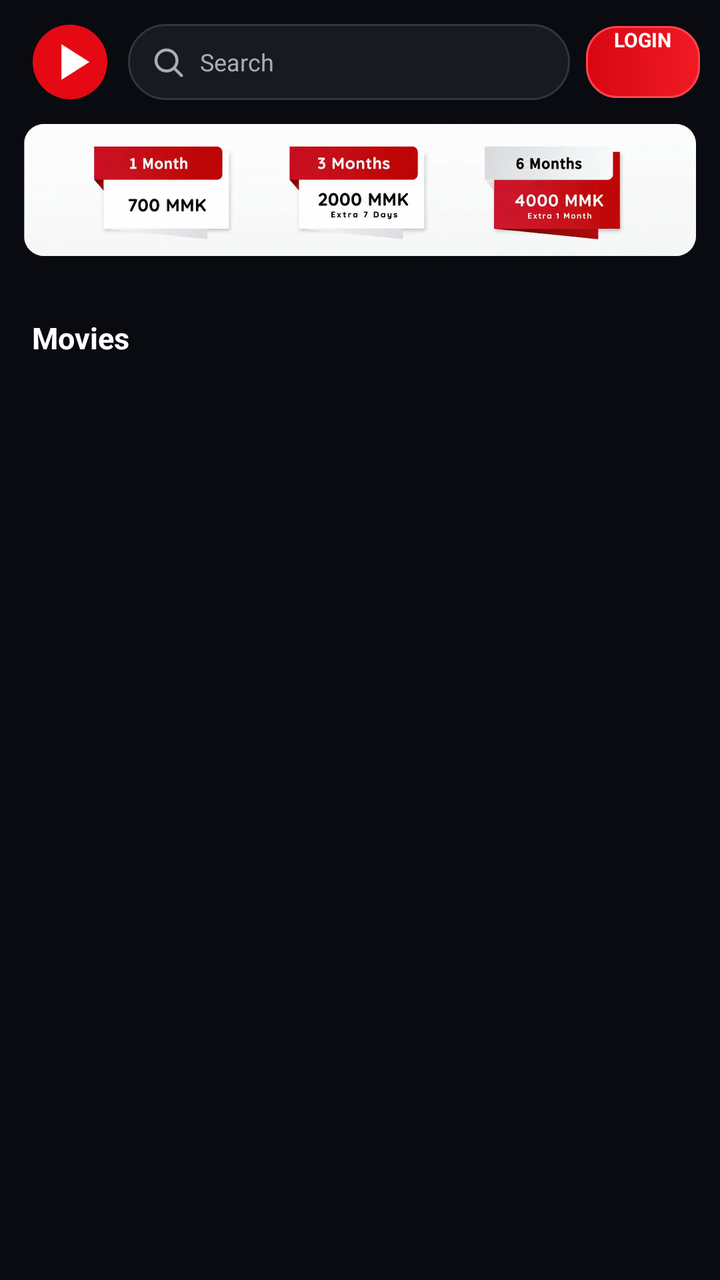
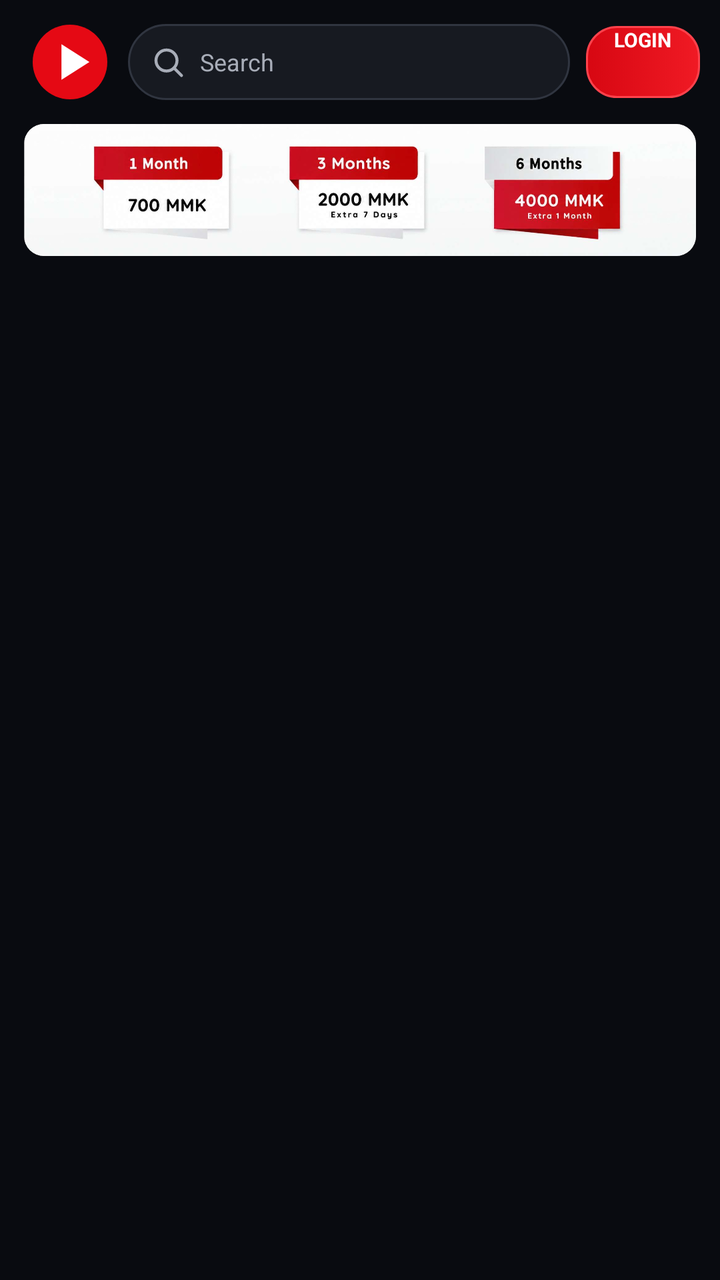

The first picture is an Android layout as it rendered before a commit; the second is the same layout after the commit. The layout source and the unified diff follow.
<!-- AndroidManifest.xml: activity theme Theme.CMFLIXNative.Starting -->
<!-- res/layout/activity_main.xml -->
<?xml version="1.0" encoding="utf-8"?>
<LinearLayout
    xmlns:android="http://schemas.android.com/apk/res/android"
    android:layout_width="match_parent"
    android:layout_height="match_parent"
    android:background="@color/dark_bg"
    android:orientation="vertical">

       <LinearLayout
        android:layout_width="match_parent"
        android:layout_height="wrap_content"
        android:gravity="center_vertical"
        android:orientation="horizontal"
        android:paddingStart="14dp"
        android:paddingTop="10dp"
        android:paddingEnd="10dp"
        android:paddingBottom="8dp">

        <ImageView
            android:layout_width="42dp"
            android:layout_height="42dp"
            android:contentDescription="@string/app_name"
            android:scaleType="fitCenter"
            android:src="@drawable/app_logo" />

        <EditText
            android:id="@+id/searchInput"
            android:layout_width="0dp"
            android:layout_height="38dp"
            android:layout_marginStart="8dp"
            android:layout_marginEnd="8dp"
            android:layout_weight="1"
            android:background="@drawable/search_bg"
            android:drawableStart="@drawable/search_icon"
            android:drawablePadding="7dp"
            android:drawableTint="@color/gray_text"
            android:gravity="center_vertical"
            android:hint="Search"
            android:imeOptions="actionSearch"
            android:inputType="text"
            android:maxLength="50"
            android:maxLines="1"
            android:paddingStart="11dp"
            android:paddingEnd="11dp"
            android:singleLine="true"
            android:textColor="@color/white"
            android:textColorHint="@color/gray_text"
            android:textSize="12sp" />

        <Button
            android:id="@+id/accountButton"
            android:layout_width="wrap_content"
            android:layout_height="36dp"
            android:maxWidth="118dp"
            android:background="@drawable/account_badge_bg"
            android:backgroundTint="@null"
            android:ellipsize="end"
            android:minHeight="0dp"
            android:minWidth="0dp"
            android:paddingStart="14dp"
            android:paddingEnd="14dp"
            android:singleLine="true"
            android:text="LOGIN"
            android:textAllCaps="false"
            android:textColor="@color/white"
            android:textSize="10sp"
            android:textStyle="bold" />

        <Button
    android:id="@+id/premiumButton"
    android:layout_width="wrap_content"
    android:layout_height="38dp"
    android:layout_marginStart="8dp"
    android:background="@drawable/vip_badge_bg"
    android:backgroundTint="@null"
    android:clickable="true"
    android:drawableStart="@drawable/ic_vip_crown"
    android:drawablePadding="7dp"
    android:focusable="true"
    android:gravity="center"
    android:includeFontPadding="false"
    android:minHeight="0dp"
    android:minWidth="88dp"
    android:paddingStart="12dp"
    android:paddingEnd="14dp"
    android:singleLine="true"
    android:text="Buy VIP"
    android:textAllCaps="false"
    android:textColor="#FFE135"
    android:textSize="11sp"
    android:textStyle="bold"
    android:visibility="gone" />


    </LinearLayout>

    <ImageView
    android:id="@+id/vipPlanBanner"
    android:layout_width="match_parent"
    android:layout_height="wrap_content"
    android:layout_marginStart="12dp"
    android:layout_marginTop="2dp"
    android:layout_marginEnd="12dp"
    android:layout_marginBottom="10dp"
    android:adjustViewBounds="true"
    android:background="@drawable/vip_banner_rounded_bg"
    android:clickable="true"
    android:clipToOutline="true"
    android:contentDescription="Open Telegram to buy VIP"
    android:focusable="true"
    android:maxHeight="190dp"
    android:scaleType="fitCenter"
    android:src="@drawable/vip_plan_banner" />


   

<LinearLayout
    android:id="@+id/searchHistoryRow"
    android:layout_width="match_parent"
    android:layout_height="wrap_content"
    android:gravity="center_vertical"
    android:orientation="horizontal"
    android:paddingStart="16dp"
    android:paddingEnd="12dp"
    android:paddingBottom="6dp"
    android:visibility="gone">

    <HorizontalScrollView
        android:layout_width="0dp"
        android:layout_height="wrap_content"
        android:layout_weight="1"
        android:scrollbars="none">

        <LinearLayout
            android:id="@+id/searchHistoryContainer"
            android:layout_width="wrap_content"
            android:layout_height="wrap_content"
            android:orientation="horizontal" />

    </HorizontalScrollView>

    <TextView
        android:id="@+id/clearSearchHistoryButton"
        android:layout_width="wrap_content"
        android:layout_height="36dp"
        android:gravity="center"
        android:paddingStart="10dp"
        android:paddingEnd="4dp"
        android:text="CLEAR"
        android:textColor="@color/brand_red"
        android:textSize="11sp"
        android:textStyle="bold" />

</LinearLayout>

    
    <HorizontalScrollView
    android:layout_width="match_parent"
    android:layout_height="wrap_content"
    android:fillViewport="false"
    android:scrollbars="none">

    <LinearLayout
        android:id="@+id/categoryBar"
        android:layout_width="wrap_content"
        android:layout_height="wrap_content"
        android:gravity="center_vertical"
        android:orientation="horizontal"
        android:paddingStart="10dp"
        android:paddingTop="5dp"
        android:paddingEnd="10dp"
        android:paddingBottom="7dp" />

</HorizontalScrollView>

<LinearLayout
    android:layout_width="match_parent"
    android:layout_height="38dp"
    android:gravity="center_vertical"
    android:orientation="horizontal"
    android:paddingStart="16dp"
    android:paddingEnd="16dp">

    <TextView
        android:id="@+id/sectionTitle"
        android:layout_width="0dp"
        android:layout_height="wrap_content"
        android:layout_weight="1"
        android:text="Movies"
        android:textColor="@color/white"
        android:textSize="15sp"
        android:textStyle="bold" />

    <TextView
        android:id="@+id/localClearButton"
        android:layout_width="wrap_content"
        android:layout_height="match_parent"
        android:gravity="center"
        android:paddingStart="12dp"
        android:text="CLEAR"
        android:textColor="@color/brand_red"
        android:textSize="11sp"
        android:textStyle="bold"
        android:visibility="gone" />

</LinearLayout>


    <FrameLayout
        android:layout_width="match_parent"
        android:layout_height="0dp"
        android:layout_weight="1">

        <androidx.recyclerview.widget.RecyclerView
            android:id="@+id/recycler"
            android:layout_width="match_parent"
            android:layout_height="match_parent"
            android:clipToPadding="false"
            android:overScrollMode="never"
            android:paddingStart="7dp"
            android:paddingTop="2dp"
            android:paddingEnd="7dp"
            android:paddingBottom="24dp"
            android:scrollbars="none" />

        <TextView
            android:id="@+id/errorText"
            android:layout_width="match_parent"
            android:layout_height="wrap_content"
            android:layout_gravity="center"
            android:gravity="center"
            android:padding="24dp"
            android:textColor="@color/gray_text"
            android:textSize="14sp"
            android:visibility="gone" />

        <ProgressBar
            android:id="@+id/progress"
            android:layout_width="44dp"
            android:layout_height="44dp"
            android:layout_gravity="bottom|center_horizontal"
            android:layout_marginBottom="18dp"
            android:visibility="gone" />

    </FrameLayout>

</LinearLayout>
<!-- resources referenced by this layout -->
<resources>
  <color name="brand_red">#E50914</color>
  <color name="dark_bg">#090B10</color>
  <color name="gray_text">#A8ADB8</color>
  <color name="white">#FFFFFF</color>
  <!-- drawable app_logo (drawable) -->
  <?xml version="1.0" encoding="utf-8"?>
  <vector
      xmlns:android="http://schemas.android.com/apk/res/android"
      android:width="108dp"
      android:height="108dp"
      android:viewportWidth="108"
      android:viewportHeight="108">
  
      <path
          android:fillColor="#E50914"
          android:pathData="M54,6A48,48 0,1 0,54 102A48,48 0,1 0,54 6" />
  
      <path
          android:fillColor="#FFFFFF"
          android:pathData="M43,31 L43,77 L79,54 Z" />
  
  </vector>
  <!-- drawable ic_vip_crown (drawable) -->
  <?xml version="1.0" encoding="utf-8"?>
  <vector
      xmlns:android="http://schemas.android.com/apk/res/android"
      android:width="18dp"
      android:height="18dp"
      android:viewportWidth="24"
      android:viewportHeight="24">
  
      <path
          android:fillColor="#FFE135"
          android:pathData="M5,16L3,5l5.5,5L12,4l3.5,6L21,5l-2,11H5M19,19c0,0.6 -0.4,1 -1,1H6c-0.6,0 -1,-0.4 -1,-1v-1h14v1z" />
  
  </vector>
  <!-- drawable search_bg (drawable) -->
  <?xml version="1.0" encoding="utf-8"?>
  <shape
      xmlns:android="http://schemas.android.com/apk/res/android"
      android:shape="rectangle">
  
      <solid android:color="#171A21" />
  
      <corners android:radius="22dp" />
  
      <stroke
          android:width="1dp"
          android:color="#303540" />
  
  </shape>
  <!-- drawable search_icon (drawable) -->
  <?xml version="1.0" encoding="utf-8"?>
  <vector
      xmlns:android="http://schemas.android.com/apk/res/android"
      android:width="18dp"
      android:height="18dp"
      android:viewportWidth="24"
      android:viewportHeight="24">
  
      <path
          android:fillColor="@android:color/transparent"
          android:pathData="M11,4A7,7 0,1 0,11 18A7,7 0,1 0,11 4"
          android:strokeColor="#A8ADB8"
          android:strokeLineCap="round"
          android:strokeLineJoin="round"
          android:strokeWidth="2" />
  
      <path
          android:fillColor="@android:color/transparent"
          android:pathData="M16,16 L21,21"
          android:strokeColor="#A8ADB8"
          android:strokeLineCap="round"
          android:strokeWidth="2" />
  
  </vector>
  <!-- drawable vip_banner_rounded_bg (drawable) -->
  <?xml version="1.0" encoding="utf-8"?>
  <shape
      xmlns:android="http://schemas.android.com/apk/res/android"
      android:shape="rectangle">
  
      <solid android:color="#FFFFFF" />
  
      <corners android:radius="10dp" />
  
  </shape>
  <string name="app_name">CMFLIX</string>
  <style name="Theme.CMFLIXNative.Starting" parent="Theme.SplashScreen">
  
          <item name="windowSplashScreenBackground">
              @color/dark_bg
          </item>
  
          <item name="windowSplashScreenAnimatedIcon">
      @drawable/app_logo
  </item>
  
  
          <item name="windowSplashScreenIconBackgroundColor">
              @color/dark_bg
          </item>
  
          <item name="postSplashScreenTheme">
              @style/Theme.CMFLIXNative
          </item>
      </style>
  <style name="Theme.CMFLIXNative" parent="Theme.AppCompat.DayNight.NoActionBar">
  
          <item name="android:fontFamily">sans</item>
          <item name="android:windowActionModeOverlay">true</item>
          <item name="android:colorAccent">@color/white</item>
          <item name="android:navigationBarColor">@color/black</item>
          <item name="android:statusBarColor">@color/black</item>
          <item name="android:windowLightStatusBar">false</item>
          <item name="android:windowBackground">@color/dark_bg</item>
      </style>
  <color name="black">#000000</color>
  <!-- unchanged entries left out for length: 3 -->
</resources>

<!-- the commit's change to res/layout/activity_main.xml (unified diff, before → after) -->
@@ -176,26 +176,25 @@
 
 <LinearLayout
     android:layout_width="match_parent"
-    android:layout_height="38dp"
-    android:gravity="center_vertical"
+    android:layout_height="wrap_content"
+    android:gravity="center_vertical|end"
     android:orientation="horizontal"
     android:paddingStart="16dp"
     android:paddingEnd="16dp">
 
+    
     <TextView
         android:id="@+id/sectionTitle"
         android:layout_width="0dp"
-        android:layout_height="wrap_content"
-        android:layout_weight="1"
+        android:layout_height="0dp"
         android:text="Movies"
-        android:textColor="@color/white"
-        android:textSize="15sp"
-        android:textStyle="bold" />
-
+        android:visibility="gone" />
+
+    
     <TextView
         android:id="@+id/localClearButton"
         android:layout_width="wrap_content"
-        android:layout_height="match_parent"
+        android:layout_height="38dp"
         android:gravity="center"
         android:paddingStart="12dp"
         android:text="CLEAR"
